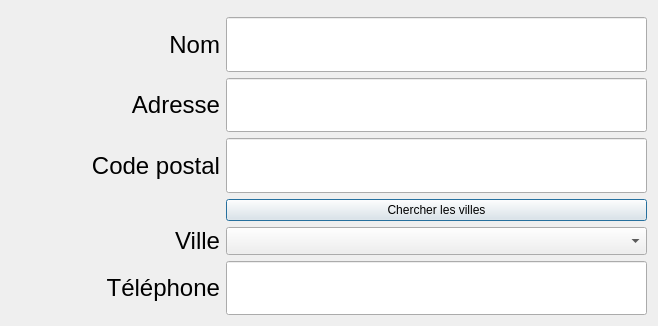
This is src/Qt/AgenceImmobiliere/dialogclient.ui in Ovan33/Immobilier as Qt 5 draws it before an edit. The edited form follows.
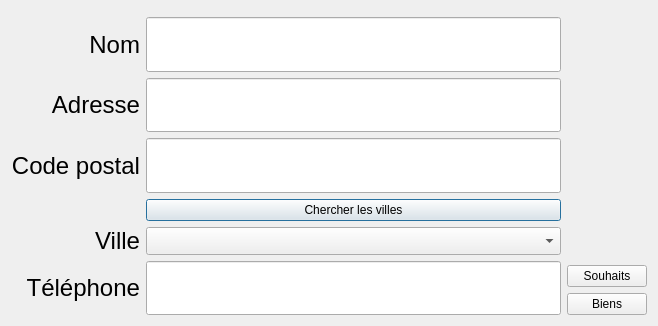
This is the edited form.

Commit message: Ajout des boutons souhaits et biens

What changed in the file:
```diff
--- a/src/Qt/AgenceImmobiliere/dialogclient.ui
+++ b/src/Qt/AgenceImmobiliere/dialogclient.ui
@@ -13,7 +13,7 @@
   <property name="windowTitle">
    <string>Dialog</string>
   </property>
-  <layout class="QVBoxLayout" name="verticalLayout">
+  <layout class="QVBoxLayout" name="verticalLayout_2">
    <item>
     <widget class="QWidget" name="widget_barreMenu" native="true">
      <property name="sizePolicy">
@@ -31,6 +31,8 @@
     </widget>
    </item>
    <item>
+    <layout class="QHBoxLayout" name="horizontalLayout_2">
+     <item>
     <layout class="QHBoxLayout" name="horizontalLayout">
      <item>
       <layout class="QGridLayout" name="gridLayout">
@@ -231,6 +233,39 @@
         <widget class="QPushButton" name="button_ChercherVilles">
          <property name="text">
           <string>Chercher les villes</string>
+           </property>
+          </widget>
+         </item>
+        </layout>
+       </item>
+      </layout>
+     </item>
+     <item>
+      <layout class="QVBoxLayout" name="verticalLayout">
+       <item>
+        <spacer name="verticalSpacer">
+         <property name="orientation">
+          <enum>Qt::Vertical</enum>
+         </property>
+         <property name="sizeHint" stdset="0">
+          <size>
+           <width>20</width>
+           <height>40</height>
+          </size>
+         </property>
+        </spacer>
+       </item>
+       <item>
+        <widget class="QPushButton" name="button_Souhaits">
+         <property name="text">
+          <string>Souhaits</string>
+         </property>
+        </widget>
+       </item>
+       <item>
+        <widget class="QPushButton" name="button_Biens">
+         <property name="text">
+          <string>Biens</string>
          </property>
         </widget>
        </item>
```
Lines whose indentation alone changed are shown as unchanged.
